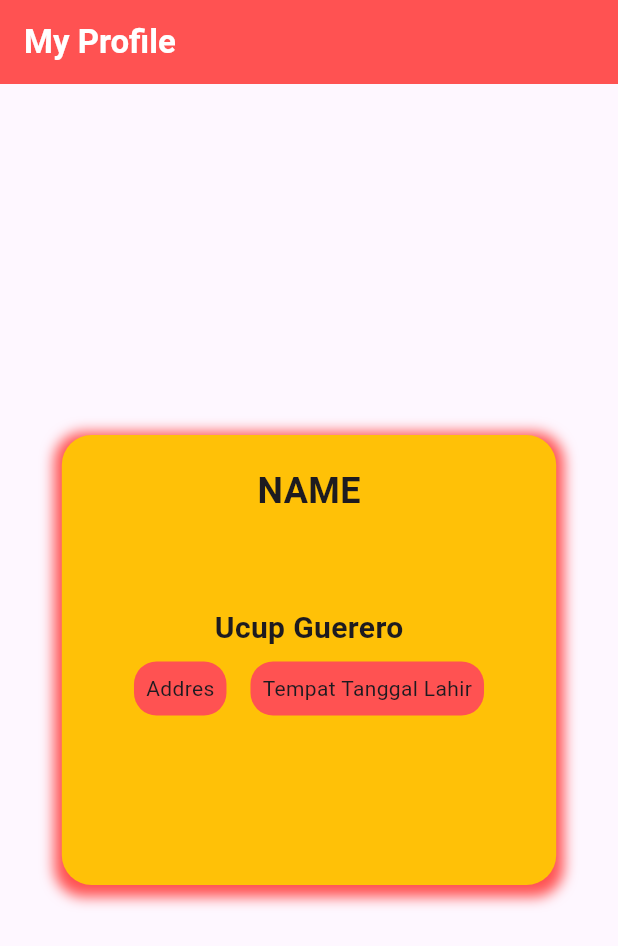
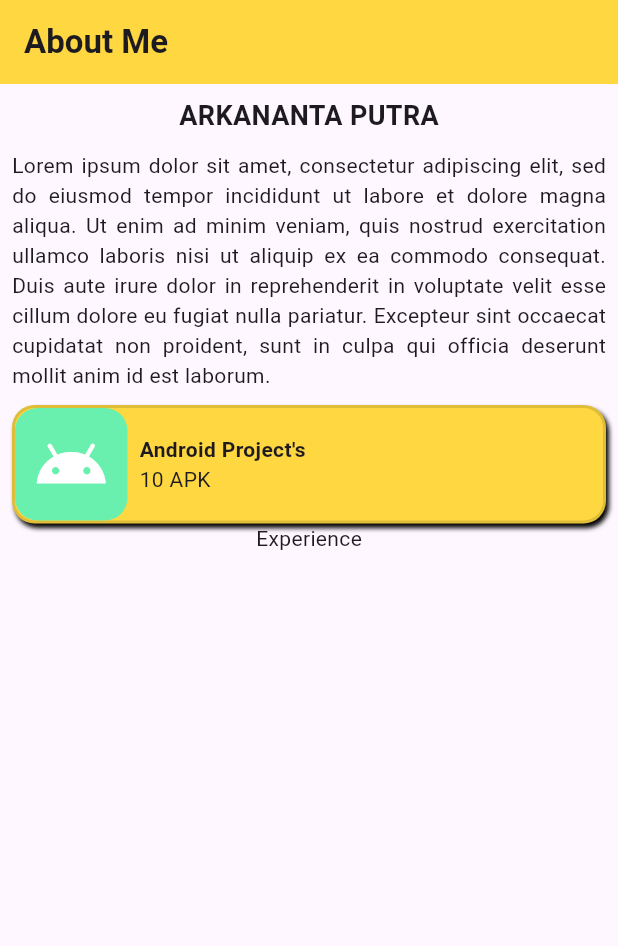
Before and after one commit to arkaa29/flutter_profile_card, a Flutter app: the screen it shows after launch, on a phone screen of 412 x 824 dp. Shown: the top 946 px of the screen. Run offline on Flutter 3.47's test engine with Material 3 defaults, Android fonts, the phone set to English and light mode, and no system bars.

Commit message:
belajar border boxshadow

```diff
--- /dev/null
+++ b/lib/about-me.dart
@@ -0,0 +1,106 @@
+import 'package:flutter/material.dart';
+
+class AboutMe extends StatelessWidget {
+  const AboutMe({super.key});
+
+  @override
+  Widget build(BuildContext context) {
+    return Scaffold(
+      appBar: AppBar(
+        title: Text('About Me', style: TextStyle(fontWeight: FontWeight.bold),),
+        backgroundColor: Colors.amberAccent,
+      ),
+      body: Padding(
+        padding: const EdgeInsets.all(8.0),
+        child: Center(
+          child: Column(
+            children: <Widget>[
+              /**
+               * TEXT NAME
+               */
+              Text(
+                'Arkananta Putra'.toUpperCase(),
+                style: TextStyle(
+                  fontSize: 18,
+                  fontWeight: FontWeight.bold,
+                ),
+              ),
+              /**
+               * SPACER
+               */
+              SizedBox(
+                height: 10,
+              ),
+              /**
+               * TEXT ABOUT
+               */
+              Text(
+                'Lorem ipsum dolor sit amet, consectetur adipiscing elit, sed do eiusmod tempor incididunt ut labore et dolore magna aliqua. Ut enim ad minim veniam, quis nostrud exercitation ullamco laboris nisi ut aliquip ex ea commodo consequat. Duis aute irure dolor in reprehenderit in voluptate velit esse cillum dolore eu fugiat nulla pariatur. Excepteur sint occaecat cupidatat non proident, sunt in culpa qui officia deserunt mollit anim id est laborum.',
+                style: TextStyle(),
+                textAlign: TextAlign.justify,
+              ),
+              /**
+               * SPACER
+               */
+              SizedBox(
+                height: 10,
+              ),
+              Container(
+                decoration: BoxDecoration(
+                  color: Colors.amberAccent,
+                  borderRadius: BorderRadius.circular(15),
+                  border: Border.all(
+                    color: Colors.black12,
+                    width: 2,
+                  ),
+                  boxShadow: [
+                    BoxShadow(
+                      blurRadius: 2,
+                      offset: Offset(2, 3),
+                      color: Colors.black,
+                    )
+                  ],
+                ),
+                child: Row(
+                  children: <Widget>[
+                    Container(
+                      width: 75,
+                      height: 75,
+                      decoration: BoxDecoration(
+                        color: Colors.greenAccent,
+                        borderRadius: BorderRadius.circular(
+                          15
+                        ),
+                      ),
+                      child: Icon(
+                        Icons.android,
+                        color: Colors.white,
+                        size: 50,
+                      ),
+                    ),
+                    Padding(
+                      padding: const EdgeInsets.all(8.0),
+                      child: Column(
+                        crossAxisAlignment: CrossAxisAlignment.start,
+                        children: [
+                          Text(
+                            'Android Project\'s',
+                            style: TextStyle(
+                              fontWeight: FontWeight.bold,
+                            ),
+                          ),
+                          Text('10 APK'),
+                        ],
+                      ),
+                    ),
+                  ],
+                ),
+              ),
+              Text('Experience')
+            ],
+          ),
+        ),
+      ),
+    );
+  }
+}
--- a/lib/main.dart
+++ b/lib/main.dart
@@ -1,5 +1,5 @@
 import 'package:flutter/material.dart';
-import 'package:flutter_application_1/profile.dart';
+import 'package:flutter_application_1/about-me.dart';
 
 void main() {
   runApp(MainPage());
@@ -11,7 +11,7 @@ class MainPage extends StatelessWidget {
   @override
   Widget build(BuildContext context) {
     return MaterialApp(
-      home: ProfileCard(),
+      home: AboutMe(),
       debugShowCheckedModeBanner: false,
     );
   }
```
